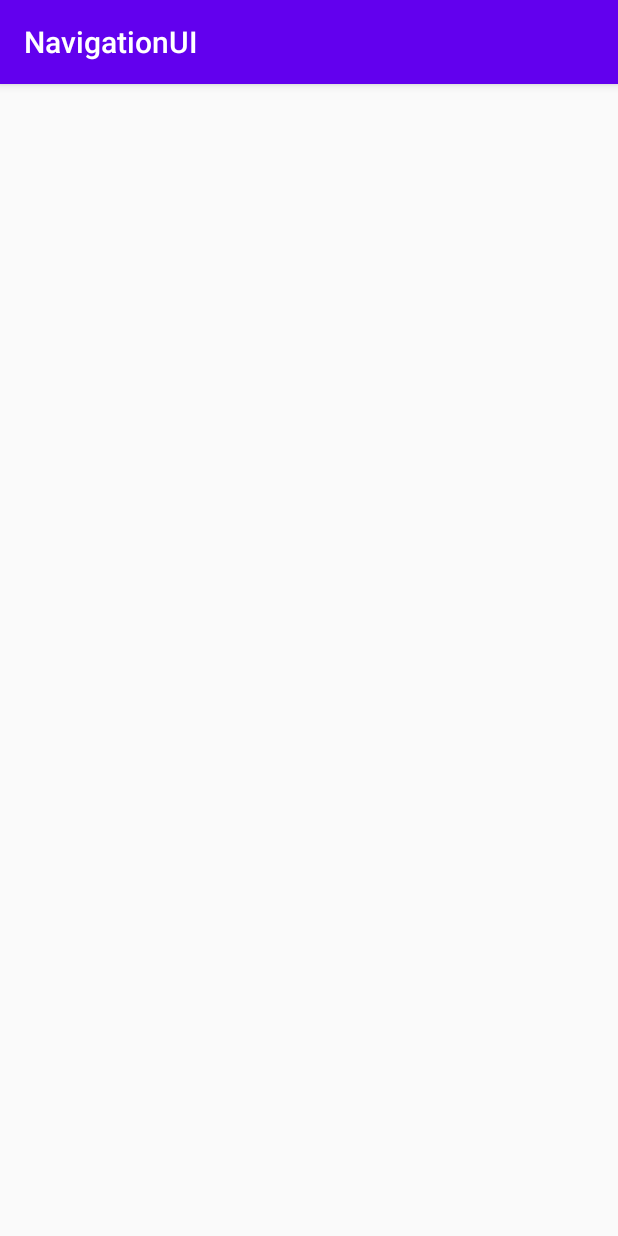
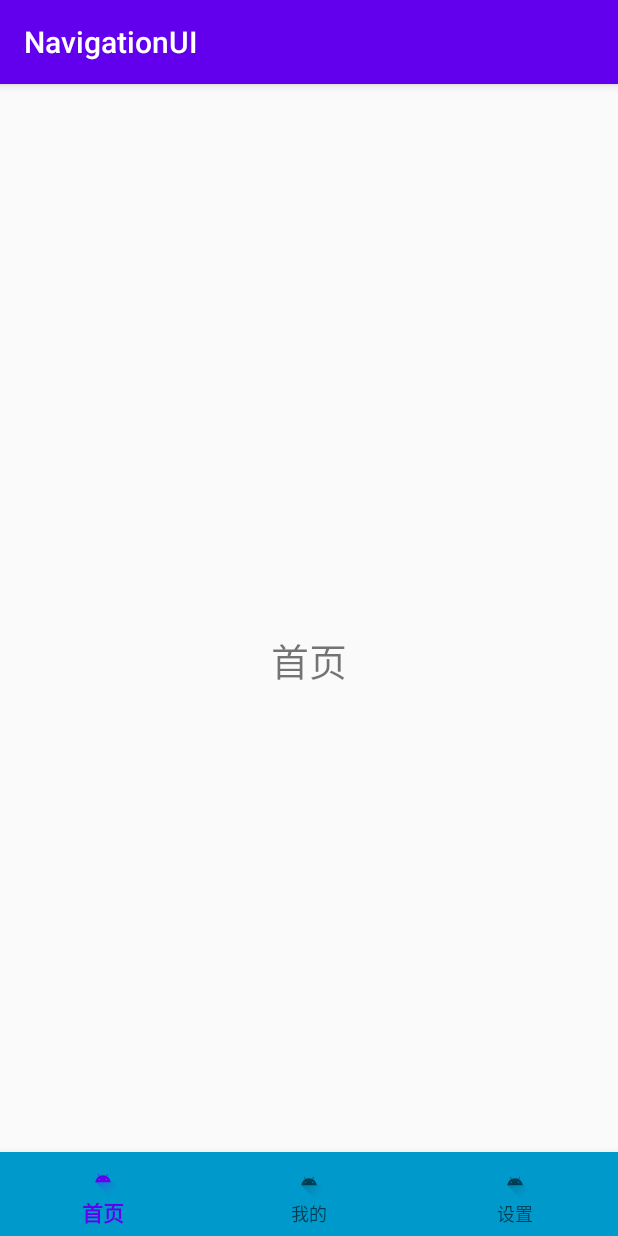
Before and after one commit to sarah21cn/NavigationUI, an Android app: the BottomNavBarActivity screen opened directly, with no data from a screen before it, on a phone screen of 412 x 824 dp. Run offline under Robolectric (Android 15) with nearby library versions, the phone set to English and light mode, and no system bars; our stand-ins replace navigation-ui.

Commit message:
add BottomNavBarActivity
Signed-off-by: Yin Shan <ys_sarah@163.com>

```diff
--- /dev/null
+++ b/app/src/main/java/com/ys/navigationui/bottomnavbar/BottomMainFragment.java
@@ -0,0 +1,25 @@
+package com.ys.navigationui.bottomnavbar;
+
+import android.os.Bundle;
+import android.view.LayoutInflater;
+import android.view.View;
+import android.view.ViewGroup;
+import androidx.annotation.NonNull;
+import androidx.annotation.Nullable;
+import androidx.fragment.app.Fragment;
+
+import com.ys.navigationui.R;
+
+/**
+ * Created by yinshan on 2020/6/15.
+ */
+public class BottomMainFragment extends Fragment {
+
+  @Nullable
+  @Override
+  public View onCreateView(@NonNull LayoutInflater inflater, @Nullable ViewGroup container,
+      @Nullable Bundle savedInstanceState) {
+    View view = inflater.inflate(R.layout.fragment_second_main, container, false);
+    return view;
+  }
+}
--- a/app/src/main/java/com/ys/navigationui/bottomnavbar/BottomNavBarActivity.java
+++ b/app/src/main/java/com/ys/navigationui/bottomnavbar/BottomNavBarActivity.java
@@ -3,6 +3,12 @@ package com.ys.navigationui.bottomnavbar;
 import android.os.Bundle;
 import androidx.annotation.Nullable;
 import androidx.appcompat.app.AppCompatActivity;
+import androidx.navigation.NavController;
+import androidx.navigation.Navigation;
+import androidx.navigation.ui.NavigationUI;
+
+import com.google.android.material.bottomnavigation.BottomNavigationView;
+import com.ys.navigationui.R;
 
 /**
  * Created by yinshan on 2020/6/15.
@@ -12,5 +18,10 @@ public class BottomNavBarActivity extends AppCompatActivity {
   @Override
   protected void onCreate(@Nullable Bundle savedInstanceState) {
     super.onCreate(savedInstanceState);
+    setContentView(R.layout.activity_bottom_navbar);
+
+    NavController navController = Navigation.findNavController(this, R.id.nav_host_fragment);
+    BottomNavigationView bottomNavigationView = findViewById(R.id.bottom_navigation_view);
+    NavigationUI.setupWithNavController(bottomNavigationView, navController);
   }
 }
--- /dev/null
+++ b/app/src/main/java/com/ys/navigationui/bottomnavbar/BottomProfileFragment.java
@@ -0,0 +1,25 @@
+package com.ys.navigationui.bottomnavbar;
+
+import android.os.Bundle;
+import android.view.LayoutInflater;
+import android.view.View;
+import android.view.ViewGroup;
+import androidx.annotation.NonNull;
+import androidx.annotation.Nullable;
+import androidx.fragment.app.Fragment;
+
+import com.ys.navigationui.R;
+
+/**
+ * Created by yinshan on 2020/6/15.
+ */
+public class BottomProfileFragment extends Fragment {
+
+  @Nullable
+  @Override
+  public View onCreateView(@NonNull LayoutInflater inflater, @Nullable ViewGroup container,
+      @Nullable Bundle savedInstanceState) {
+    View view = inflater.inflate(R.layout.fragment_profile, container, false);
+    return view;
+  }
+}
--- /dev/null
+++ b/app/src/main/java/com/ys/navigationui/bottomnavbar/BottomSettingsFragment.java
@@ -0,0 +1,25 @@
+package com.ys.navigationui.bottomnavbar;
+
+import android.os.Bundle;
+import android.view.LayoutInflater;
+import android.view.View;
+import android.view.ViewGroup;
+import androidx.annotation.NonNull;
+import androidx.annotation.Nullable;
+import androidx.fragment.app.Fragment;
+
+import com.ys.navigationui.R;
+
+/**
+ * Created by yinshan on 2020/6/15.
+ */
+public class BottomSettingsFragment extends Fragment {
+
+  @Nullable
+  @Override
+  public View onCreateView(@NonNull LayoutInflater inflater, @Nullable ViewGroup container,
+      @Nullable Bundle savedInstanceState) {
+    View view = inflater.inflate(R.layout.fragment_settings, container, false);
+    return view;
+  }
+}
--- /dev/null
+++ b/app/src/main/res/layout/activity_bottom_navbar.xml
@@ -0,0 +1,29 @@
+<?xml version="1.0" encoding="utf-8"?>
+<androidx.constraintlayout.widget.ConstraintLayout xmlns:android="http://schemas.android.com/apk/res/android"
+  android:layout_width="match_parent"
+  android:layout_height="match_parent"
+  xmlns:app="http://schemas.android.com/apk/res-auto">
+
+  <fragment
+    android:id="@+id/nav_host_fragment"
+    android:name="androidx.navigation.fragment.NavHostFragment"
+    android:layout_width="match_parent"
+    android:layout_height="match_parent"
+    app:defaultNavHost="true"
+    app:layout_constraintBottom_toBottomOf="parent"
+    app:layout_constraintLeft_toLeftOf="parent"
+    app:layout_constraintRight_toRightOf="parent"
+    app:layout_constraintTop_toTopOf="parent"
+    app:navGraph="@navigation/graph_bottom_navbar_activity"/>
+
+  <com.google.android.material.bottomnavigation.BottomNavigationView
+    android:id="@+id/bottom_navigation_view"
+    android:layout_width="match_parent"
+    android:layout_height="wrap_content"
+    app:layout_constraintLeft_toLeftOf="parent"
+    app:layout_constraintRight_toRightOf="parent"
+    app:layout_constraintBottom_toBottomOf="parent"
+    android:background="@android:color/holo_blue_dark"
+    app:menu="@menu/menu_bottom_nav"/>
+
+</androidx.constraintlayout.widget.ConstraintLayout>
--- /dev/null
+++ b/app/src/main/res/layout/fragment_profile.xml
@@ -0,0 +1,18 @@
+<?xml version="1.0" encoding="utf-8"?>
+<androidx.constraintlayout.widget.ConstraintLayout xmlns:android="http://schemas.android.com/apk/res/android"
+  android:layout_width="match_parent"
+  android:layout_height="match_parent"
+  xmlns:app="http://schemas.android.com/apk/res-auto">
+
+  <TextView
+    android:layout_width="wrap_content"
+    android:layout_height="wrap_content"
+    app:layout_constraintLeft_toLeftOf="parent"
+    app:layout_constraintRight_toRightOf="parent"
+    app:layout_constraintTop_toTopOf="parent"
+    app:layout_constraintBottom_toBottomOf="parent"
+    android:textSize="25sp"
+    android:textAllCaps="false"
+    android:text="我的"/>
+
+</androidx.constraintlayout.widget.ConstraintLayout>
--- /dev/null
+++ b/app/src/main/res/menu/menu_bottom_nav.xml
@@ -0,0 +1,18 @@
+<?xml version="1.0" encoding="utf-8"?>
+<menu xmlns:android="http://schemas.android.com/apk/res/android">
+  <item
+    android:id="@id/bottomMainFragment"
+    android:icon="@drawable/ic_launcher_foreground"
+    android:title="首页"/>
+
+  <item
+    android:id="@id/bottomProfileFragment"
+    android:icon="@drawable/ic_launcher_foreground"
+    android:title="我的"/>
+
+  <item
+    android:id="@id/bottomSettingFragment"
+    android:icon="@drawable/ic_launcher_foreground"
+    android:title="设置"/>
+
+</menu>
--- /dev/null
+++ b/app/src/main/res/navigation/graph_bottom_navbar_activity.xml
@@ -0,0 +1,21 @@
+<?xml version="1.0" encoding="utf-8"?>
+<navigation xmlns:android="http://schemas.android.com/apk/res/android"
+  xmlns:app="http://schemas.android.com/apk/res-auto" android:id="@+id/graph_bottom_navbar_activity"
+  app:startDestination="@id/bottomMainFragment">
+
+  <fragment
+    android:id="@+id/bottomMainFragment"
+    android:name="com.ys.navigationui.bottomnavbar.BottomMainFragment"
+    android:label="bottomMainFragment"/>
+
+  <fragment
+    android:id="@+id/bottomProfileFragment"
+    android:name="com.ys.navigationui.bottomnavbar.BottomProfileFragment"
+    android:label="bottomProfileFragment"/>
+
+  <fragment
+    android:id="@+id/bottomSettingFragment"
+    android:name="com.ys.navigationui.bottomnavbar.BottomSettingsFragment"
+    android:label="bottomSettingFragment"/>
+
+</navigation>
```
